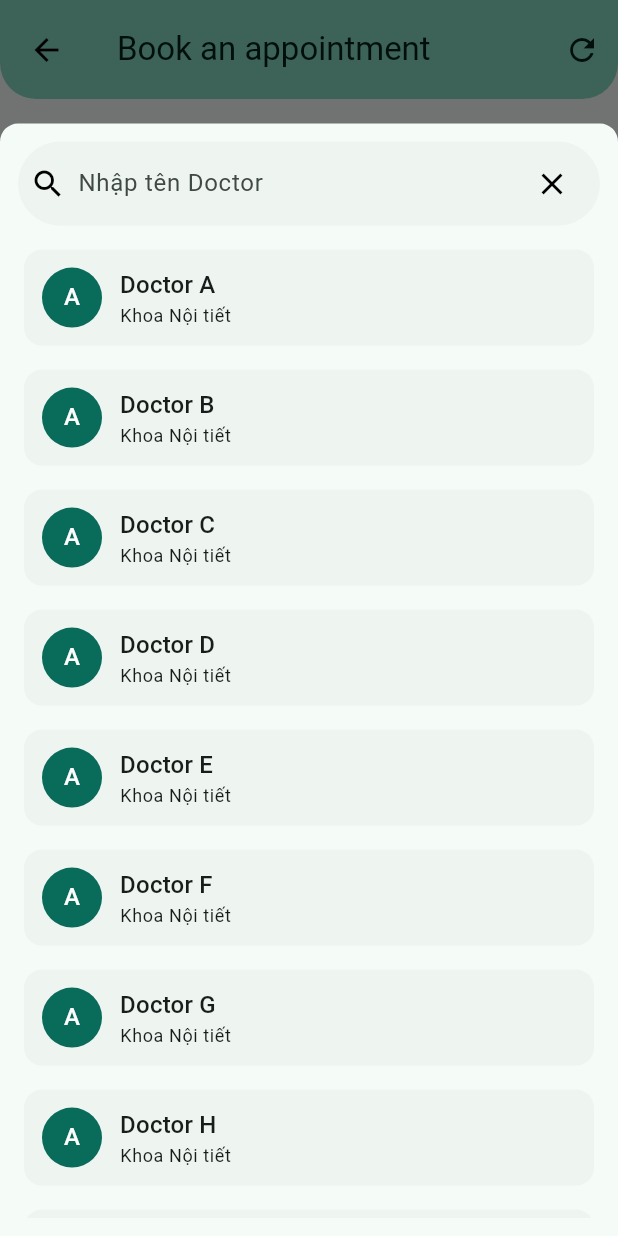
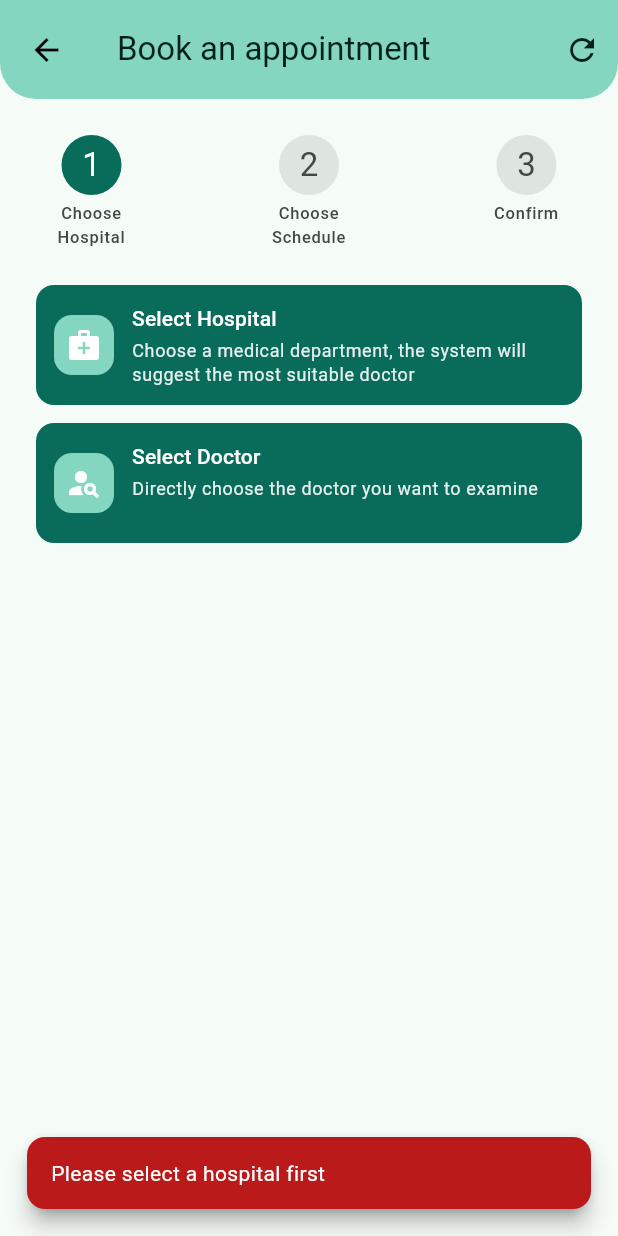
Before and after one commit to anhkien7780/health_profile, a Flutter app: the BookAppointmentChildPage screen opened directly, after a tap on "Select Doctor", on a phone screen of 412 x 824 dp. Run offline on Flutter 3.47's test engine with Material 3 defaults, Android fonts, the phone set to English and light mode, and no system bars; drawn by our look-alikes of loader_overlay; our stand-ins replace equatable, flutter_bloc, flutter_svg, go_router, google_fonts, shared_preferences and 1 more; accounts and stored records are empty; generated files the repository leaves out were written again; network calls fail; statements that could not run were skipped.

Commit message:
feat: implement dynamic doctor and hospital selection

```diff
--- a/lib/common/app_dimens.dart
+++ b/lib/common/app_dimens.dart
@@ -11,6 +11,9 @@ class AppDimens {
   static const double iconSizeNormal = 24;
   static const double iconChatRadius = 25;
   static const double circle40 = 40;
+
+  // Image
+  static const double avatarRadius = 25;
 
   // StepItem
   static const double stepItemWidth = 74;
--- a/lib/l10n/intl_en.arb
+++ b/lib/l10n/intl_en.arb
@@ -64,5 +64,8 @@
   "chooseDate": "Date",
   "chooseTime": "Time",
   "pleaseSelectDate": "Please select a date",
-  "chooseTimeButton": "Choose time"
+  "chooseTimeButton": "Choose time",
+  "searchDoctorHint": "Search doctor",
+  "searchHospitalHint": "Search hospital",
+  "pleaseSelectHospitalFirst": "Please select a hospital first"
 }
--- a/lib/l10n/intl_vi.arb
+++ b/lib/l10n/intl_vi.arb
@@ -64,5 +64,8 @@
   "chooseDate": "Ngày khám",
   "chooseTime": "Giờ khám",
   "pleaseSelectDate": "Vui lòng chọn ngày khám",
-  "chooseTimeButton": "Chọn giờ khám"
+  "chooseTimeButton": "Chọn giờ khám",
+  "searchDoctorHint": "Nhập tên bác sĩ",
+  "searchHospitalHint": "Nhập tên bệnh viện",
+  "pleaseSelectHospitalFirst": "Vui lòng chọn bệnh viện trước"
 }
--- /dev/null
+++ b/lib/models/entities/doctor.dart
@@ -0,0 +1,37 @@
+class Doctor {
+  final int id;
+  final String fullName;
+  final String specialty;
+  final int hospitalId;
+  final int departmentId;
+  final int experienceYears;
+  final double consultationFee;
+  final double rating;
+  final double distance;
+  final String avatarUrl;
+
+  Doctor({
+    required this.id,
+    required this.fullName,
+    required this.specialty,
+    required this.hospitalId,
+    required this.departmentId,
+    required this.experienceYears,
+    required this.consultationFee,
+    this.rating = 0.0,
+    this.distance = 0.0,
+    this.avatarUrl = "https://i.pravatar.cc/150?img=11",
+  });
+
+  factory Doctor.fromJson(Map<String, dynamic> json) {
+    return Doctor(
+      id: json['id'],
+      fullName: json['fullName'],
+      specialty: json['specialty'],
+      hospitalId: json['hospitalId'],
+      departmentId: json['departmentId'],
+      experienceYears: json['experienceYears'],
+      consultationFee: (json['consultationFee'] as num).toDouble(),
+    );
+  }
+}
--- /dev/null
+++ b/lib/models/entities/hospital.dart
@@ -0,0 +1,34 @@
+class Hospital {
+  final int id;
+  final String name;
+  final String address;
+  final String phone;
+  final String email;
+  final String type;
+  final double distance;
+  final double rating;
+  final String imageUrl;
+
+  Hospital({
+    required this.id,
+    required this.name,
+    required this.address,
+    required this.phone,
+    required this.email,
+    required this.type,
+    this.distance = 0.0,
+    this.rating = 0.0,
+    this.imageUrl = "https://i.pravatar.cc/150?img=12", // Default mock image
+  });
+
+  factory Hospital.fromJson(Map<String, dynamic> json) {
+    return Hospital(
+      id: json['id'],
+      name: json['name'],
+      address: json['address'],
+      phone: json['phone'],
+      email: json['email'],
+      type: json['type'],
+    );
+  }
+}
--- /dev/null
+++ b/lib/models/entities/selection_item.dart
@@ -0,0 +1,13 @@
+class SelectionItem {
+  final int id;
+  final String title;
+  final String subtitle;
+  final String imageUrl;
+
+  SelectionItem({
+    required this.id,
+    required this.title,
+    required this.subtitle,
+    required this.imageUrl,
+  });
+}
--- /dev/null
+++ b/lib/models/enum/loading_status.dart
@@ -0,0 +1 @@
+enum LoadingStatus { idle, loading, finish, error }
--- a/lib/ui/pages/book_appointment/book_appointment_cubit.dart
+++ b/lib/ui/pages/book_appointment/book_appointment_cubit.dart
@@ -1,13 +1,21 @@
 import 'package:flutter/material.dart';
 import 'package:flutter_bloc/flutter_bloc.dart';
+import 'package:health_profile/generated/l10n.dart';
+import 'package:health_profile/models/entities/selection_item.dart';
+import 'package:health_profile/models/enum/loading_status.dart';
+import 'package:health_profile/repositories/appointment_repository.dart';
 import 'package:health_profile/ui/pages/book_appointment/book_appointment_navigator.dart';
 import 'package:health_profile/ui/pages/book_appointment/book_appointment_state.dart';
+import 'package:health_profile/ui/widgets/app_snackbar.dart';
 
 class BookAppointmentCubit extends Cubit<BookAppointmentState> {
-  BookAppointmentCubit({required this.navigator})
-    : super(BookAppointmentState(selectedDate: null));
+  BookAppointmentCubit({
+    required this.navigator,
+    required this.appointmentRepository,
+  }) : super(const BookAppointmentState());
 
   final BookAppointmentNavigator navigator;
+  final AppointmentRepository appointmentRepository;
   final PageController pageController = PageController();
 
   @override
@@ -43,6 +51,72 @@ class BookAppointmentCubit extends Cubit<BookAppointmentState> {
     emit(state.copyWith(selectedDate: date));
   }
 
+  Future<void> onChooseHospitalPressed() async {
+    emit(state.copyWith(loadingStatus: LoadingStatus.loading));
+    try {
+      final hospitals = await appointmentRepository.getHospitals();
+      final items = hospitals.map((hospital) {
+        return SelectionItem(
+          id: hospital.id,
+          title: hospital.name,
+          subtitle: hospital.address,
+          imageUrl: hospital.imageUrl,
+        );
+      }).toList();
+      return navigator.showSelectionSheet(
+        title: S.current.selectHospital,
+        items: items,
+        onItemSelected: (item) => selectHospital(item.id),
+      );
+    } catch (_) {
+      emit(state.copyWith(loadingStatus: LoadingStatus.error));
+      rethrow;
+    } finally {
+      emit(state.copyWith(loadingStatus: LoadingStatus.idle));
+    }
+  }
+
+  Future<void> onChooseDoctorPressed() async {
+    if (state.hospitalID == null) {
+      AppSnackBar.show(
+        navigator.context,
+        S.current.pleaseSelectHospitalFirst,
+        isError: true,
+      );
+      return;
+    }
+    emit(state.copyWith(loadingStatus: LoadingStatus.loading));
+    try {
+      final doctors = await appointmentRepository.getDoctors();
+      final items = doctors.map((doctor) {
+        return SelectionItem(
+          id: doctor.id,
+          title: doctor.fullName,
+          subtitle: doctor.specialty,
+          imageUrl: doctor.avatarUrl,
+        );
+      }).toList();
+      return navigator.showSelectionSheet(
+        title: S.current.selectDoctor,
+        items: items,
+        onItemSelected: (item) => selectDoctor(item.id),
+      );
+    } catch (_) {
+      emit(state.copyWith(loadingStatus: LoadingStatus.error));
+      rethrow;
+    } finally {
+      emit(state.copyWith(loadingStatus: LoadingStatus.idle));
+    }
+  }
+
+  void selectDoctor(int id) {
+    emit(state.copyWith(doctorID: id));
+  }
+
+  void selectHospital(int id) {
+    emit(state.copyWith(hospitalID: id));
+  }
+
   void onNextPressed() {
     if (state.currentStep < 2) {
       pageController.nextPage(
--- a/lib/ui/pages/book_appointment/book_appointment_page.dart
+++ b/lib/ui/pages/book_appointment/book_appointment_page.dart
@@ -2,11 +2,14 @@ import 'package:flutter/material.dart';
 import 'package:flutter_bloc/flutter_bloc.dart';
 import 'package:health_profile/common/app_dimens.dart';
 import 'package:health_profile/generated/l10n.dart';
+import 'package:health_profile/models/enum/loading_status.dart';
+import 'package:health_profile/repositories/appointment_repository.dart';
 import 'package:health_profile/ui/pages/book_appointment/book_appointment_cubit.dart';
 import 'package:health_profile/ui/pages/book_appointment/book_appointment_navigator.dart';
 import 'package:health_profile/ui/pages/book_appointment/book_appointment_state.dart';
 import 'package:health_profile/ui/pages/book_appointment/widgets/choose_hospital_step_content.dart';
 import 'package:health_profile/ui/pages/book_appointment/widgets/choose_schedule_step_content.dart';
+import 'package:health_profile/ui/widgets/app_loading/app_loading.dart';
 import 'package:health_profile/ui/widgets/buttons/app_elevated_button.dart';
 
 class BookAppointmentPage extends StatelessWidget {
@@ -15,8 +18,10 @@ class BookAppointmentPage extends StatelessWidget {
   @override
   Widget build(BuildContext context) {
     return BlocProvider(
-      create: (context) =>
-          BookAppointmentCubit(navigator: BookAppointmentNavigator(context)),
+      create: (context) => BookAppointmentCubit(
+        navigator: BookAppointmentNavigator(context),
+        appointmentRepository: context.read<AppointmentRepository>(),
+      ),
       child: const BookAppointmentChildPage(),
     );
   }
@@ -50,10 +55,18 @@ class _BookAppointmentChildPageState extends State<BookAppointmentChildPage> {
 
   @override
   Widget build(BuildContext context) {
-    return Scaffold(
-      backgroundColor: theme.colorScheme.surface,
-      appBar: _createAppBar(),
-      body: _createBody(),
+    return BlocBuilder<BookAppointmentCubit, BookAppointmentState>(
+      buildWhen: (pre, current) => pre.loadingStatus != current.loadingStatus,
+      builder: (context, state) {
+        return AppLoadingOverlay(
+          isLoading: state.loadingStatus == LoadingStatus.loading,
+          child: Scaffold(
+            backgroundColor: theme.colorScheme.surface,
+            appBar: _createAppBar(),
+            body: _createBody(),
+          ),
+        );
+      },
     );
   }
 
--- a/lib/ui/pages/book_appointment/book_appointment_state.dart
+++ b/lib/ui/pages/book_appointment/book_appointment_state.dart
@@ -1,4 +1,5 @@
 import 'package:equatable/equatable.dart';
+import 'package:health_profile/models/enum/loading_status.dart';
 
 class BookAppointmentState extends Equatable {
   final DateTime? selectedDate;
@@ -7,6 +8,7 @@ class BookAppointmentState extends Equatable {
   final int? hospitalID;
   final String? note;
   final DateTime? selectedTime;
+  final LoadingStatus loadingStatus;
 
   const BookAppointmentState({
     this.doctorID,
@@ -15,6 +17,7 @@ class BookAppointmentState extends Equatable {
     this.currentStep = 0,
     this.note,
     this.selectedTime,
+    this.loadingStatus = LoadingStatus.idle,
   });
 
   BookAppointmentState copyWith({
@@ -24,6 +27,7 @@ class BookAppointmentState extends Equatable {
     DateTime? selectedDate,
     int? currentStep,
     String? note,
+    LoadingStatus? loadingStatus,
   }) {
     return BookAppointmentState(
       doctorID: doctorID ?? this.doctorID,
@@ -32,6 +36,7 @@ class BookAppointmentState extends Equatable {
       currentStep: currentStep ?? this.currentStep,
       note: note ?? this.note,
       selectedTime: selectedTime ?? this.selectedTime,
+      loadingStatus: loadingStatus ?? this.loadingStatus,
     );
   }
 
@@ -43,5 +48,6 @@ class BookAppointmentState extends Equatable {
     selectedDate,
     currentStep,
     selectedTime,
+    loadingStatus,
   ];
 }
--- a/lib/ui/pages/book_appointment/widgets/choose_hospital_step_content.dart
+++ b/lib/ui/pages/book_appointment/widgets/choose_hospital_step_content.dart
@@ -1,8 +1,10 @@
 import 'package:flutter/material.dart';
+import 'package:flutter_bloc/flutter_bloc.dart';
 import 'package:health_profile/common/app_dimens.dart';
 import 'package:health_profile/generated/l10n.dart';
+import 'package:health_profile/ui/pages/book_appointment/book_appointment_cubit.dart';
+import 'package:health_profile/ui/pages/book_appointment/book_appointment_state.dart';
 import 'package:health_profile/ui/pages/book_appointment/widgets/appointment_method_card.dart';
-import 'package:health_profile/ui/pages/book_appointment/widgets/selection_bottom_sheet.dart';
 
 class ChooseHospitalStepContent extends StatefulWidget {
   const ChooseHospitalStepContent({super.key});
@@ -15,25 +17,20 @@ class ChooseHospitalStepContent extends StatefulWidget {
 class _ChooseHospitalStepContentState extends State<ChooseHospitalStepContent> {
   late final ThemeData theme;
   late final S s;
+  late final BookAppointmentCubit _cubit;
 
   @override
   void didChangeDependencies() {
     super.didChangeDependencies();
     theme = Theme.of(context);
     s = S.of(context);
-  }
-
-  void _showSelectionSheet(String title) {
-    showModalBottomSheet(
-      context: context,
-      isScrollControlled: true,
-      backgroundColor: Colors.transparent,
-      builder: (context) => SelectionBottomSheet(title: title),
-    );
+    _cubit = context.read<BookAppointmentCubit>();
   }
 
   @override
   Widget build(BuildContext context) {
+    return BlocBuilder<BookAppointmentCubit, BookAppointmentState>(
+      builder: (context, state) {
         return SingleChildScrollView(
           child: Column(
             spacing: AppDimens.paddingNormal,
@@ -42,16 +39,22 @@ class _ChooseHospitalStepContentState extends State<ChooseHospitalStepContent> {
                 iconData: Icons.medical_services,
                 title: s.selectHospital,
                 subtitle: s.selectHospitalDesc,
-            onTap: () => _showSelectionSheet(s.doctor), // Using generic title for demo
+                onTap: () async {
+                  await _cubit.onChooseHospitalPressed();
+                },
               ),
               AppointmentMethodCard(
                 iconData: Icons.person_search,
                 title: s.selectDoctor,
                 subtitle: s.selectDoctorDesc,
-            onTap: () => _showSelectionSheet(s.doctor),
+                onTap: () async {
+                  await _cubit.onChooseDoctorPressed();
+                },
               ),
             ],
           ),
         );
+      },
+    );
   }
 }
--- a/lib/ui/pages/book_appointment/widgets/selection_bottom_sheet.dart
+++ b/lib/ui/pages/book_appointment/widgets/selection_bottom_sheet.dart
@@ -1,19 +1,27 @@
 import 'package:flutter/material.dart';
 import 'package:health_profile/common/app_dimens.dart';
+import 'package:health_profile/models/entities/selection_item.dart';
 
 class SelectionBottomSheet extends StatelessWidget {
-  const SelectionBottomSheet({super.key, required this.title});
+  const SelectionBottomSheet({
+    super.key,
+    required this.searchHint,
+    required this.items,
+    required this.onItemSelected,
+  });
 
-  final String title;
+  final String searchHint;
+  final List<SelectionItem> items;
+  final Function(SelectionItem) onItemSelected;
 
   @override
   Widget build(BuildContext context) {
     final theme = Theme.of(context);
     return DraggableScrollableSheet(
       expand: false,
-      initialChildSize: 0.9,
+      initialChildSize: 0.8,
       minChildSize: 0.5,
-      maxChildSize: 0.95,
+      maxChildSize: 0.8,
       builder: (context, scrollController) {
         return Container(
           padding: const EdgeInsets.all(AppDimens.paddingNormal),
@@ -26,9 +34,8 @@ class SelectionBottomSheet extends StatelessWidget {
           child: Column(
             spacing: AppDimens.paddingNormal,
             children: [
-              // Search Bar
               SearchBar(
-                hintText: "Nhập tên $title", // Simple localization placeholder
+                hintText: searchHint,
                 leading: const Icon(Icons.search),
                 trailing: [
                   IconButton(
@@ -40,27 +47,20 @@ class SelectionBottomSheet extends StatelessWidget {
                 ],
                 elevation: WidgetStateProperty.all(0),
                 backgroundColor: WidgetStateProperty.all(
-                  theme.colorScheme.surfaceContainerHighest.withValues(
-                    alpha: 0.3,
-                  ),
+                  theme.colorScheme.surfaceContainerHighest,
                 ),
                 shape: WidgetStateProperty.all(const StadiumBorder()),
               ),
-
-              // List
               Expanded(
                 child: ListView.separated(
                   controller: scrollController,
-                  itemCount: 10, // Mock data count
-                  separatorBuilder:
-                      (context, index) =>
-                          const SizedBox(height: AppDimens.paddingSmall),
+                  itemCount: items.length,
+                  separatorBuilder: (context, index) =>
+                      const SizedBox(height: AppDimens.paddingSmall),
                   itemBuilder: (context, index) {
+                    final item = items[index];
                     return Card(
-                      elevation: 0,
-                      color: theme.colorScheme.surfaceContainerHighest.withValues(
-                        alpha: 0.3,
-                      ),
+                      color: theme.colorScheme.surfaceContainerHighest,
                       shape: RoundedRectangleBorder(
                         borderRadius: BorderRadius.circular(
                           AppDimens.borderRadiusNormal,
@@ -68,7 +68,8 @@ class SelectionBottomSheet extends StatelessWidget {
                       ),
                       child: InkWell(
                         onTap: () {
-                          // Handle selection
+                          onItemSelected(item);
+                          Navigator.pop(context);
                         },
                         borderRadius: BorderRadius.circular(
                           AppDimens.borderRadiusNormal,
@@ -78,28 +79,28 @@ class SelectionBottomSheet extends StatelessWidget {
                             AppDimens.paddingNormal,
                           ),
                           child: Row(
+                            spacing: AppDimens.paddingSmall,
                             children: [
                               CircleAvatar(
-                                radius: 20,
-                                backgroundColor: theme.colorScheme.primary,
-                                child: Text(
-                                  "A",
-                                  style: TextStyle(
-                                    color: theme.colorScheme.onPrimary,
-                                  ),
-                                ),
+                                radius: AppDimens.avatarRadius,
+                                backgroundColor:
+                                    theme.colorScheme.primaryContainer,
+                                backgroundImage: NetworkImage(item.imageUrl),
                               ),
-                              const SizedBox(width: AppDimens.paddingNormal),
                               Expanded(
                                 child: Column(
+                                  spacing: AppDimens.paddingSmallest,
                                   crossAxisAlignment: CrossAxisAlignment.start,
                                   children: [
                                     Text(
-                                      "$title ${String.fromCharCode(65 + index)}",
-                                      style: theme.textTheme.titleMedium,
+                                      item.title,
+                                      style: theme.textTheme.titleMedium
+                                          ?.copyWith(
+                                            fontWeight: FontWeight.bold,
+                                          ),
                                     ),
                                     Text(
-                                      "Khoa Nội tiết",
+                                      item.subtitle,
                                       style: theme.textTheme.bodySmall,
                                     ),
                                   ],
--- /dev/null
+++ b/lib/ui/widgets/app_loading/app_loading.dart
@@ -0,0 +1,49 @@
+import 'package:flutter/material.dart';
+import 'package:health_profile/common/app_dimens.dart';
+
+class AppLoading extends StatelessWidget {
+  const AppLoading({super.key});
+
+  @override
+  Widget build(BuildContext context) {
+    return const Center(
+      child: CircularProgressIndicator(),
+    );
+  }
+}
+
+class AppLoadingOverlay extends StatelessWidget {
+  const AppLoadingOverlay({
+    super.key,
+    required this.child,
+    required this.isLoading,
+  });
+
+  final Widget child;
+  final bool isLoading;
+
+  @override
+  Widget build(BuildContext context) {
+    final theme = Theme.of(context);
+    return Stack(
+      children: [
+        child,
+        if (isLoading)
+          Container(
+            color: theme.colorScheme.surface.withValues(alpha: 0.5),
+            alignment: Alignment.center,
+            child: Container(
+              padding: const EdgeInsets.all(AppDimens.paddingNormal),
+              decoration: BoxDecoration(
+                color: theme.colorScheme.surfaceContainerHighest,
+                borderRadius: BorderRadius.circular(
+                  AppDimens.borderRadiusNormal,
+                ),
+              ),
+              child: const CircularProgressIndicator(),
+            ),
+          ),
+      ],
+    );
+  }
+}
--- /dev/null
+++ b/lib/ui/widgets/app_snackbar.dart
@@ -0,0 +1,36 @@
+import 'package:flutter/material.dart';
+import 'package:health_profile/common/app_dimens.dart';
+
+class AppSnackBar {
+  static void show(
+    BuildContext context,
+    String message, {
+    bool isError = false,
+  }) {
+    final theme = Theme.of(context);
+    final scaffoldMessenger = ScaffoldMessenger.of(context);
+
+    scaffoldMessenger.clearSnackBars();
+
+    scaffoldMessenger.showSnackBar(
+      SnackBar(
+        content: Text(
+          message,
+          style: theme.textTheme.bodyMedium?.copyWith(
+            color: isError
+                ? theme.colorScheme.onError
+                : theme.colorScheme.onInverseSurface,
+          ),
+        ),
+        backgroundColor: isError
+            ? theme.colorScheme.error
+            : theme.colorScheme.inverseSurface,
+        behavior: SnackBarBehavior.floating,
+        shape: RoundedRectangleBorder(
+          borderRadius: BorderRadius.circular(AppDimens.borderRadiusNormal),
+        ),
+        margin: const EdgeInsets.all(AppDimens.marginBig),
+      ),
+    );
+  }
+}
```
Also changed, not shown: lib/app.dart (+9 -2 lines), lib/common/app_navigator.dart (+24 -1 lines), lib/repositories/appointment_repository.dart (added, +110 -0 lines). Lines whose indentation alone changed are shown as unchanged.
